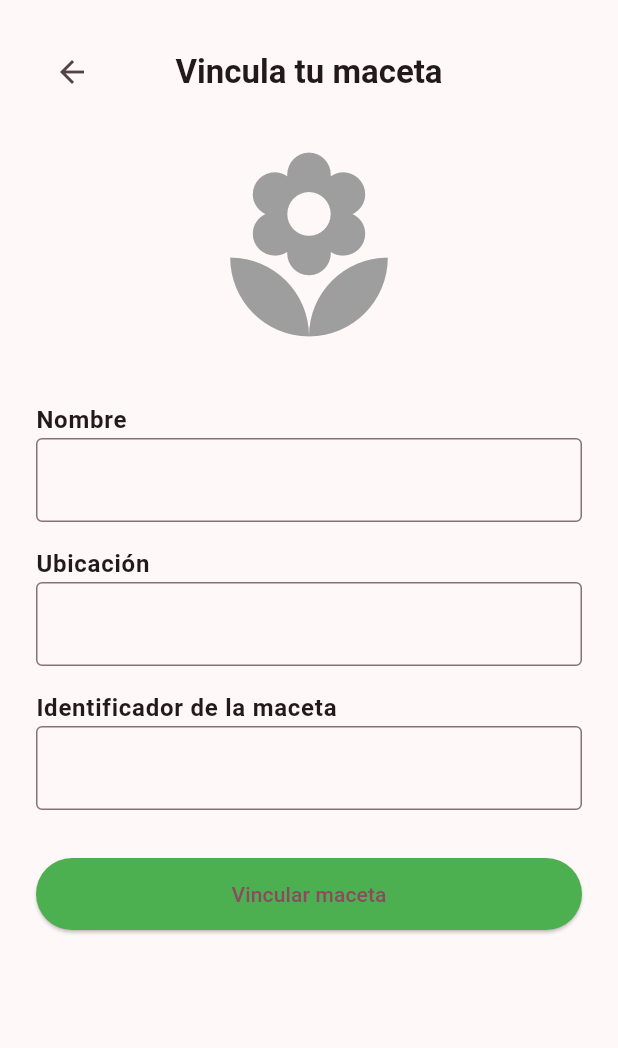
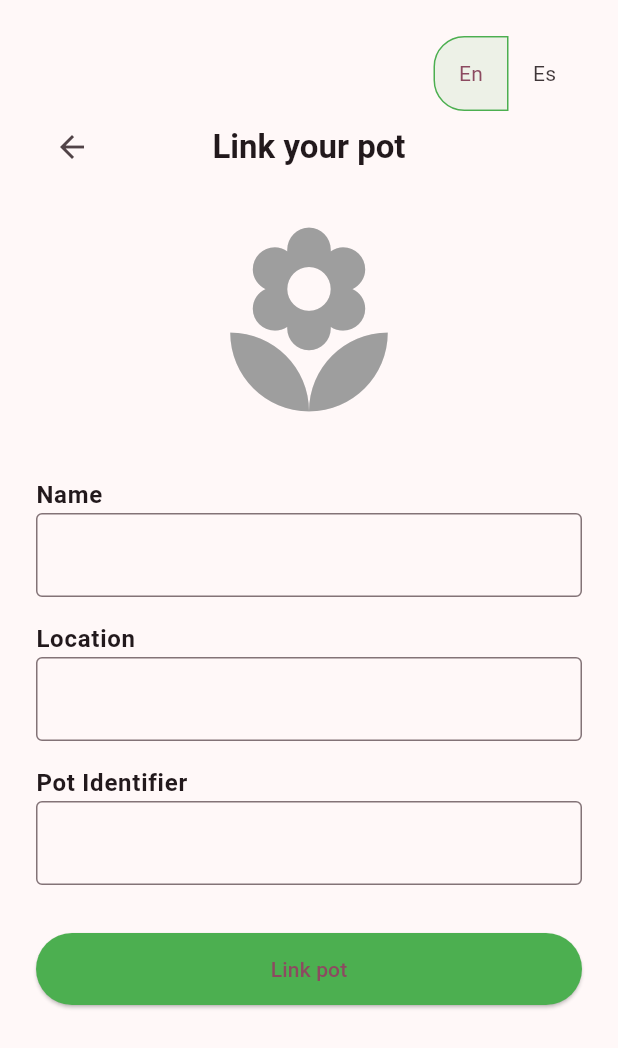
Before and after one commit to SevenSync/upc-pre-202510-1asi0572-2956-SevenSync-Mobile-Application, a Flutter app: the AddPotPage screen opened directly, on a phone screen of 412 x 824 dp. Shown: the top 1048 px of the screen. Run offline on Flutter 3.47's test engine with Material 3 defaults, Android fonts, the phone set to English and light mode, and no system bars; our stand-ins replace connectivity_plus, get_it, logger, shared_preferences; accounts and stored records are empty.

Commit message:
feat (develop): add localization support for pot linking and enhance UI with language toggle

```diff
--- a/lib/l10n/app_en.arb
+++ b/lib/l10n/app_en.arb
@@ -79,6 +79,17 @@
   "potsPotCardSoilMoisture": "Soil moisture",
   "potsPotCardEnvironmentLight": "Light",
   "potsPotCardDetails": "View details",
+  "potsNeedsWater": "Watering needed",
+
+  "potLinkTitle": "Link your pot",
+  "potLinkName": "Name",
+  "potLinkLocation": "Location",
+  "potLinkIdentifier": "Pot Identifier",
+  "potLinkButton": "Link pot",
+  "potLinkSuccess": "Successfully linked ",
+  "potLinkFailure": "Could not link the pot ",
+  "fieldRequired": "This field can't be empty",
+
 
   "profileTitle": "My profile",
   "profileActiveMemberSince": "Active member since: ",
--- a/lib/l10n/app_localizations.dart
+++ b/lib/l10n/app_localizations.dart
@@ -536,6 +536,60 @@ abstract class AppLocalizations {
   /// **'View details'**
   String get potsPotCardDetails;
 
+  /// No description provided for @potsNeedsWater.
+  ///
+  /// In en, this message translates to:
+  /// **'Watering needed'**
+  String get potsNeedsWater;
+
+  /// No description provided for @potLinkTitle.
+  ///
+  /// In en, this message translates to:
+  /// **'Link your pot'**
+  String get potLinkTitle;
+
+  /// No description provided for @potLinkName.
+  ///
+  /// In en, this message translates to:
+  /// **'Name'**
+  String get potLinkName;
+
+  /// No description provided for @potLinkLocation.
+  ///
+  /// In en, this message translates to:
+  /// **'Location'**
+  String get potLinkLocation;
+
+  /// No description provided for @potLinkIdentifier.
+  ///
+  /// In en, this message translates to:
+  /// **'Pot Identifier'**
+  String get potLinkIdentifier;
+
+  /// No description provided for @potLinkButton.
+  ///
+  /// In en, this message translates to:
+  /// **'Link pot'**
+  String get potLinkButton;
+
+  /// No description provided for @potLinkSuccess.
+  ///
+  /// In en, this message translates to:
+  /// **'Successfully linked '**
+  String get potLinkSuccess;
+
+  /// No description provided for @potLinkFailure.
+  ///
+  /// In en, this message translates to:
+  /// **'Could not link the pot '**
+  String get potLinkFailure;
+
+  /// No description provided for @fieldRequired.
+  ///
+  /// In en, this message translates to:
+  /// **'This field can\'t be empty'**
+  String get fieldRequired;
+
   /// No description provided for @profileTitle.
   ///
   /// In en, this message translates to:
--- a/lib/l10n/app_localizations_en.dart
+++ b/lib/l10n/app_localizations_en.dart
@@ -239,6 +239,33 @@ class AppLocalizationsEn extends AppLocalizations {
   String get potsPotCardDetails => 'View details';
 
   @override
+  String get potsNeedsWater => 'Watering needed';
+
+  @override
+  String get potLinkTitle => 'Link your pot';
+
+  @override
+  String get potLinkName => 'Name';
+
+  @override
+  String get potLinkLocation => 'Location';
+
+  @override
+  String get potLinkIdentifier => 'Pot Identifier';
+
+  @override
+  String get potLinkButton => 'Link pot';
+
+  @override
+  String get potLinkSuccess => 'Successfully linked ';
+
+  @override
+  String get potLinkFailure => 'Could not link the pot ';
+
+  @override
+  String get fieldRequired => 'This field can\'t be empty';
+
+  @override
   String get profileTitle => 'My profile';
 
   @override
--- a/lib/pots/pages/add_pot.dart
+++ b/lib/pots/pages/add_pot.dart
@@ -1,8 +1,7 @@
 import 'package:flutter/material.dart';
+import '../../l10n/app_localizations.dart';
+import '../../../main.dart'; // Para MyApp.setLocale
 
-/// Pantalla “Vincula tu maceta”
-/// Se abre desde el botón “Añadir maceta” y, cuando el backend confirma
-/// la creación, hace `Navigator.pop(context)` mostrando un SnackBar de éxito.
 class AddPotPage extends StatefulWidget {
   const AddPotPage({super.key});
 
@@ -16,6 +15,7 @@ class _AddPotPageState extends State<AddPotPage> {
   final _locationCtrl = TextEditingController();
   final _idCtrl = TextEditingController();
   bool _loading = false;
+  String _lang = 'en';
 
   @override
   void dispose() {
@@ -25,47 +25,57 @@ class _AddPotPageState extends State<AddPotPage> {
     super.dispose();
   }
 
-  /* ------------------------------------------------------------------ */
-  /*                             ENVÍO                                  */
-  /* ------------------------------------------------------------------ */
+  Widget _languageToggle() {
+    return Align(
+      alignment: Alignment.centerRight,
+      child: ToggleButtons(
+        borderRadius: BorderRadius.circular(20),
+        borderColor: Colors.transparent,
+        selectedBorderColor: Colors.green,
+        fillColor: Colors.green.withOpacity(0.1),
+        isSelected: [_lang == 'en', _lang == 'es'],
+        onPressed: (index) {
+          final newLang = index == 0 ? 'en' : 'es';
+          final newLocale = Locale(newLang);
+          setState(() => _lang = newLang);
+          MyApp.setLocale(context, newLocale);
+        },
+        children: const [
+          Padding(padding: EdgeInsets.symmetric(horizontal: 8), child: Text('En')),
+          Padding(padding: EdgeInsets.symmetric(horizontal: 8), child: Text('Es')),
+        ],
+      ),
+    );
+  }
+
   Future<void> _submit() async {
-    // Valida formulario
     if (!_formKey.currentState!.validate()) return;
 
     setState(() => _loading = true);
 
-    // ⇢ Simulación de llamada a tu backend (reemplázala por la real) ⚙️
     await Future.delayed(const Duration(seconds: 2));
-    final bool ok = true; // ← respuesta simulada
-    // ------------------------------------------------------------------
+    final bool ok = true;
 
     if (!mounted) return;
 
     setState(() => _loading = false);
 
-    if (ok) {
-      ScaffoldMessenger.of(context).showSnackBar(
-        const SnackBar(
-          content: Text('Vinculación exitosa ✅'),
-          behavior: SnackBarBehavior.floating,
-        ),
-      );
-      Navigator.pop(context); // vuelve a la lista
-    } else {
-      ScaffoldMessenger.of(context).showSnackBar(
-        const SnackBar(
-          content: Text('No se pudo vincular la maceta ❌'),
-          behavior: SnackBarBehavior.floating,
-        ),
-      );
-    }
+    final loc = AppLocalizations.of(context)!;
+
+    ScaffoldMessenger.of(context).showSnackBar(
+      SnackBar(
+        content: Text(ok ? loc.potLinkSuccess : loc.potLinkFailure),
+        behavior: SnackBarBehavior.floating,
+      ),
+    );
+
+    if (ok) Navigator.pop(context);
   }
 
-  /* ------------------------------------------------------------------ */
-  /*                              UI                                    */
-  /* ------------------------------------------------------------------ */
   @override
   Widget build(BuildContext context) {
+    final loc = AppLocalizations.of(context)!;
+
     return Scaffold(
       body: SafeArea(
         child: Stack(
@@ -74,7 +84,7 @@ class _AddPotPageState extends State<AddPotPage> {
               padding: const EdgeInsets.all(24),
               child: Column(
                 children: [
-                  /// ENCABEZADO (flecha + título centrado)
+                  _languageToggle(),
                   Row(
                     children: [
                       IconButton(
@@ -83,63 +93,43 @@ class _AddPotPageState extends State<AddPotPage> {
                       ),
                       Expanded(
                         child: Text(
-                          'Vincula tu maceta',
+                          loc.potLinkTitle,
                           textAlign: TextAlign.center,
-                          style: Theme.of(context)
-                              .textTheme
-                              .titleLarge
-                              ?.copyWith(fontWeight: FontWeight.bold),
+                          style: Theme.of(context).textTheme.titleLarge?.copyWith(fontWeight: FontWeight.bold),
                         ),
                       ),
-                      const SizedBox(width: 48), // simula espacio del IconButton
+                      const SizedBox(width: 48),
                     ],
                   ),
                   const SizedBox(height: 24),
-
-                  /// ICONO GRANDE
                   const Icon(Icons.local_florist, size: 140, color: Colors.grey),
                   const SizedBox(height: 32),
-
-                  /// FORMULARIO
                   Form(
                     key: _formKey,
                     child: Column(
                       crossAxisAlignment: CrossAxisAlignment.stretch,
                       children: [
-                        _label('Nombre'),
-                        _input(
-                          controller: _nameCtrl,
-                          validator: _requiredValidator,
-                        ),
+                        _label(loc.potLinkName),
+                        _input(controller: _nameCtrl, validator: _requiredValidator),
                         const SizedBox(height: 16),
-                        _label('Ubicación'),
-                        _input(
-                          controller: _locationCtrl,
-                          validator: _requiredValidator,
-                        ),
+                        _label(loc.potLinkLocation),
+                        _input(controller: _locationCtrl, validator: _requiredValidator),
                         const SizedBox(height: 16),
-                        _label('Identificador de la maceta'),
-                        _input(
-                          controller: _idCtrl,
-                          validator: _requiredValidator,
-                        ),
+                        _label(loc.potLinkIdentifier),
+                        _input(controller: _idCtrl, validator: _requiredValidator),
                         const SizedBox(height: 32),
-
-                        /// BOTÓN VINCULAR
                         SizedBox(
                           height: 48,
                           child: ElevatedButton(
-                            style: ElevatedButton.styleFrom(
-                                backgroundColor: Colors.green),
+                            style: ElevatedButton.styleFrom(backgroundColor: Colors.green),
                             onPressed: _loading ? null : _submit,
                             child: _loading
                                 ? const SizedBox(
                               width: 22,
                               height: 22,
-                              child: CircularProgressIndicator(
-                                  strokeWidth: 3, color: Colors.white),
+                              child: CircularProgressIndicator(strokeWidth: 3, color: Colors.white),
                             )
-                                : const Text('Vincular maceta'),
+                                : Text(loc.potLinkButton),
                           ),
                         ),
                         const SizedBox(height: 32),
@@ -155,16 +145,15 @@ class _AddPotPageState extends State<AddPotPage> {
     );
   }
 
-  /* -------------------------- HELPERS UI ---------------------------- */
-  Widget _label(String text) => Text(text,
-      style: Theme.of(context)
-          .textTheme
-          .bodyLarge
-          ?.copyWith(fontWeight: FontWeight.bold));
+  Widget _label(String text) => Text(
+    text,
+    style: Theme.of(context).textTheme.bodyLarge?.copyWith(fontWeight: FontWeight.bold),
+  );
 
-  Widget _input(
-      {required TextEditingController controller,
-        required FormFieldValidator<String> validator}) {
+  Widget _input({
+    required TextEditingController controller,
+    required FormFieldValidator<String> validator,
+  }) {
     return TextFormField(
       controller: controller,
       validator: validator,
@@ -175,21 +164,8 @@ class _AddPotPageState extends State<AddPotPage> {
     );
   }
 
-  /// Validador genérico “campo obligatorio”
-  String? _requiredValidator(String? value) =>
-      (value == null || value.trim().isEmpty)
-          ? 'Este campo no puede estar vacío'
-          : null;
+  String? _requiredValidator(String? value) {
+    final loc = AppLocalizations.of(context)!;
+    return (value == null || value.trim().isEmpty) ? loc.fieldRequired : null;
+  }
 }
-
-/* -------------------------------------------------------------------- */
-/*               EJEMPLO DE USO RÁPIDO / TEST MANUAL                    */
-/* -------------------------------------------------------------------- */
-/*
-void main() {
-  runApp(const MaterialApp(
-    debugShowCheckedModeBanner: false,
-    home: AddPotPage(),
-  ));
-}
-*/
```
Also changed, not shown: lib/l10n/app-es.arb (+13 -0 lines), lib/l10n/app_localizations_es.dart (+27 -0 lines), lib/pots/pages/pots.dart (+83 -67 lines).
